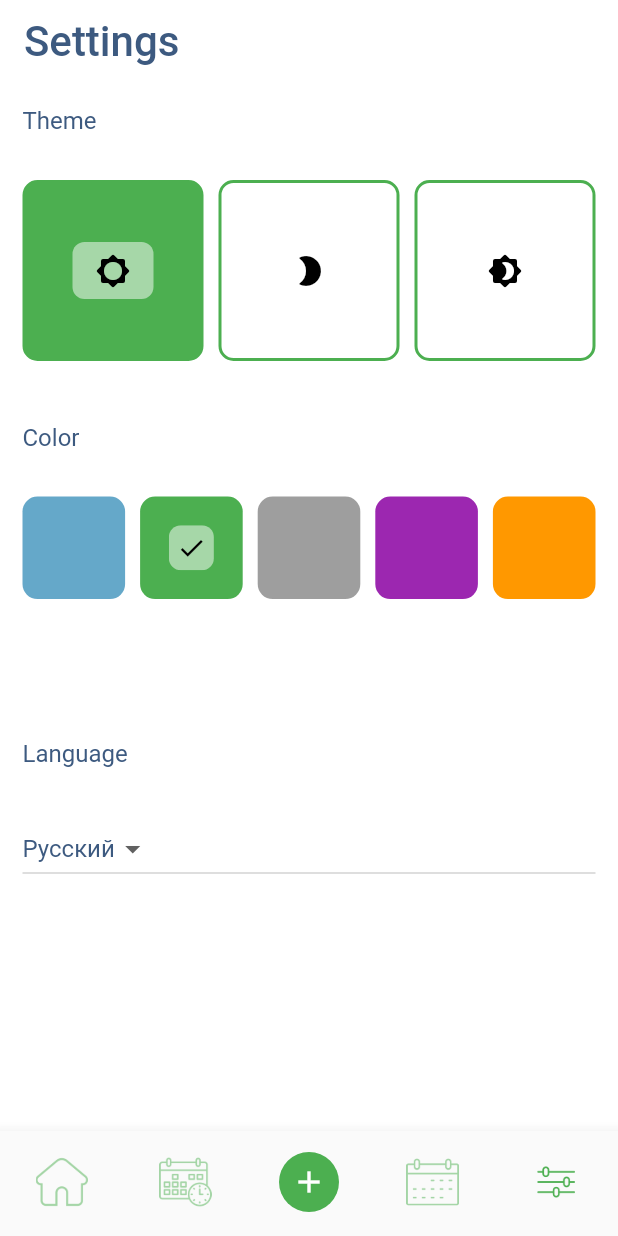
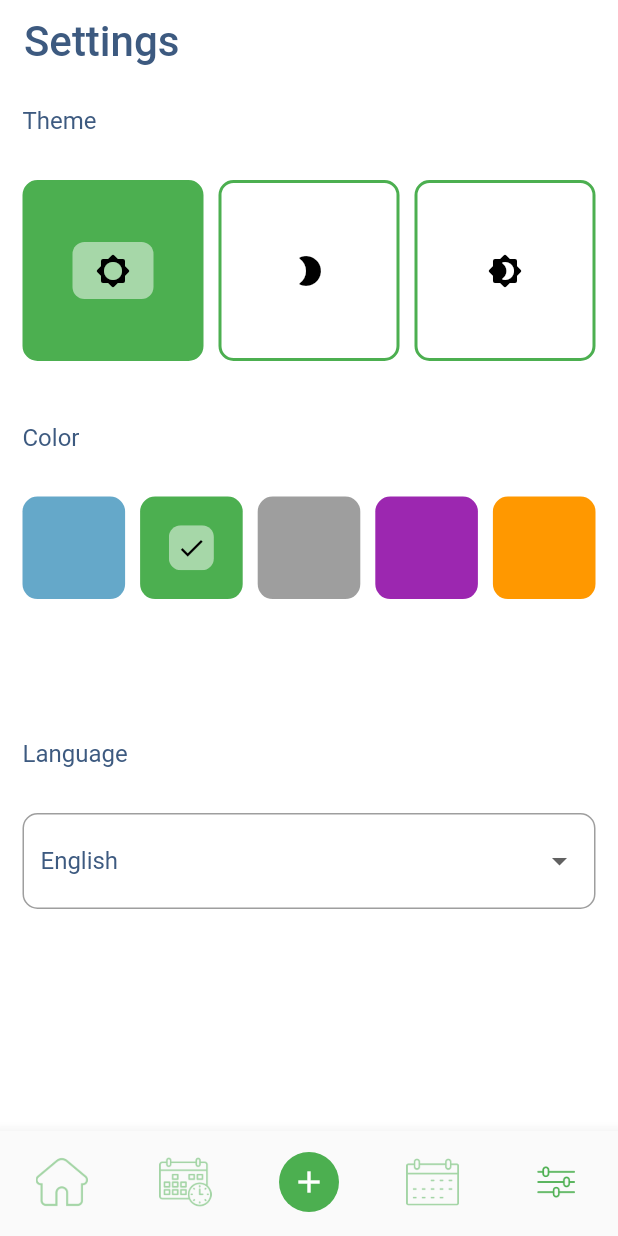
Before and after one commit to MiksaMalaksa/Practise-project, a Flutter app: the screen it shows after launch, item 5 of the bottom bar chosen, after a tap on the "check" icon, on a phone screen of 412 x 824 dp. Run offline on Flutter 3.47's test engine with Material 2 defaults, Android fonts, the phone set to English and light mode, and no system bars; our stand-ins replace bloc, dartz, equatable, flutter_bloc, flutter_local_notifications, fluttertoast and 5 more; accounts and stored records are empty; Roboto replaces fonts that are missing (Nunito); statements that could not run were skipped.

Commit message:
Add notifications

```diff
--- /dev/null
+++ b/dead_notes/lib/features/Deadline/util/local_notice_service.dart
@@ -0,0 +1,58 @@
+import 'package:flutter/material.dart';
+import 'package:flutter_local_notifications/flutter_local_notifications.dart';
+import 'package:timezone/timezone.dart' as tz;
+import 'package:timezone/data/latest.dart' as tzData;
+
+class LocalNoticeService {
+  final _localNotificationsPlugin = FlutterLocalNotificationsPlugin();
+
+  Future<void> setup() async {
+    // #1
+    const androidSetting = AndroidInitializationSettings('@mipmap/ic_launcher');
+
+    // #2
+    const initSettings =
+    InitializationSettings(android: androidSetting);
+
+    // #3
+    await _localNotificationsPlugin.initialize(initSettings).then((_) {
+      debugPrint('setupPlugin: setup success');
+    }).catchError((Object error) {
+      debugPrint('Error: $error');
+    });
+  }
+
+  Future<void> addNotification({
+    required String title,
+    required String body,
+    required int endTime,
+    required String channel,
+  }) async {
+    // #1
+    tzData.initializeTimeZones();
+    final scheduleTime =
+    tz.TZDateTime.fromMillisecondsSinceEpoch(tz.local, endTime);
+
+    // #2
+    final androidDetail = AndroidNotificationDetails(
+        channel, // channel Id
+        channel  // channel Name
+    );
+
+    final noticeDetail = NotificationDetails(
+      android: androidDetail,
+    );
+    NotificationDetails(android: AndroidNotificationDetails(channel, channel, icon: '@mipmap/ic_launcher', importance: Importance.high,));
+    // #3
+    final id = 0;
+    // #4
+    await _localNotificationsPlugin.show(
+      id,
+      title,
+      body,
+      noticeDetail,
+    );
+  }
+
+
+}
--- a/dead_notes/lib/features/Settings/presentation/view/settings_page.dart
+++ b/dead_notes/lib/features/Settings/presentation/view/settings_page.dart
@@ -1,6 +1,8 @@
 import 'package:dead_notes/features/Settings/presentation/bloc/settings_bloc.dart';
 import 'package:dead_notes/features/Settings/presentation/view/widgets/primary_color_switcher.dart';
 import 'package:dead_notes/features/Settings/presentation/view/widgets/theme_switcher.dart';
+import 'package:dead_notes/features/Settings/utils/shared_preferences_utils.dart';
+import 'package:dead_notes/features/injection.dart';
 import 'package:dead_notes/localization/app_localization_constants.dart';
 import 'package:dead_notes/main.dart';
 import 'package:dead_notes/widgets/widgets.dart';
@@ -22,6 +24,16 @@ class SettingsPageState extends State<SettingsPage> {
     'English',
     'Русский',
   ];
+
+  @override
+  void initState() {
+    super.initState();
+    WidgetsBinding.instance?.addPostFrameCallback((_) {
+      sl.get<SharedPreferencesUtils>().getLang().then((value) {
+        setState(() => dropdownvalue = (value == 'en') ? items[0] : items[1]);
+      });
+    });
+  }
 
   @override
   Widget build(BuildContext context) {
@@ -56,7 +68,17 @@ class SettingsPageState extends State<SettingsPage> {
                 ),
                 Padding(
                   padding: const EdgeInsets.all(15.0),
-                  child: DropdownButton(
+                  child: DropdownButtonFormField(
+                    decoration: InputDecoration(
+                      border: const OutlineInputBorder(
+                        borderRadius: BorderRadius.all(
+                          Radius.circular(10.0),
+                        ),
+                      ),
+                      hintStyle: const TextStyle(color: Colors.white),
+                      hintText: dropdownvalue ?? ((NoteApp.of(context)?.locale.countryCode == 'en') ? items[0] : items[1]),
+                      fillColor: Theme.of(context).primaryColor,
+                    ),
                     value: dropdownvalue ?? ((NoteApp.of(context)?.locale.countryCode == 'en') ? items[0] : items[1]),
                     items: items.map((String items) {
                       return DropdownMenuItem(
@@ -68,6 +90,7 @@ class SettingsPageState extends State<SettingsPage> {
                       setState(() {
                         dropdownvalue = newValue!;
                         NoteApp.of(context)?.setLocale(Locale.fromSubtags(languageCode: dropdownvalue == items[0] ? 'en' : 'ru'));
+                        sl.get<SharedPreferencesUtils>().addLang(dropdownvalue == items[0] ? 'en' : 'ru');
                       });
                     },
                   ),
--- /dev/null
+++ b/dead_notes/lib/features/Settings/utils/shared_preferences_utils.dart
@@ -0,0 +1,23 @@
+import 'package:shared_preferences/shared_preferences.dart';
+
+class SharedPreferencesUtils {
+  Future<void> addLang(String locale) async {
+    final SharedPreferences prefs = await SharedPreferences.getInstance();
+    await prefs.setString('lang', locale);
+  }
+
+  Future<void> addColor(String color) async {
+    final SharedPreferences prefs = await SharedPreferences.getInstance();
+    await prefs.setString('color', color);
+  }
+
+  Future<String> getLang() async {
+    final SharedPreferences prefs = await SharedPreferences.getInstance();
+    return prefs.getString('lang') ?? 'en';
+  }
+
+  Future<String> getColor() async {
+    final SharedPreferences prefs = await SharedPreferences.getInstance();
+    return prefs.getString('color') ?? '';
+  }
+}
--- a/dead_notes/lib/features/injection.dart
+++ b/dead_notes/lib/features/injection.dart
@@ -7,6 +7,8 @@ import 'package:dead_notes/features/Deadline/domain/usecases/edit_deadline.dart'
 import 'package:dead_notes/features/Deadline/domain/usecases/get_deadlines.dart';
 import 'package:dead_notes/features/Deadline/presentation/blocs/deadline_bloc.dart';
 import 'package:dead_notes/features/Deadline/util/input_deadline_validator.dart';
+import 'package:dead_notes/features/Deadline/util/local_notice_service.dart';
+import 'package:dead_notes/features/Settings/utils/shared_preferences_utils.dart';
 import 'package:get_it/get_it.dart';
 import 'package:hive_flutter/hive_flutter.dart';
 import 'package:dead_notes/features/Note/config/box_setup.dart';
@@ -31,7 +33,8 @@ Future<void> init() async {
   // Utils
   sl.registerSingleton(InputValidator());
   sl.registerSingleton(InputDeadlineValidator());
-
+  sl.registerSingleton(LocalNoticeService());
+  sl.registerSingleton(SharedPreferencesUtils());
   // * EXTERNAL
   // Hive
   await Hive.initFlutter();
--- a/dead_notes/lib/main.dart
+++ b/dead_notes/lib/main.dart
@@ -1,4 +1,6 @@
 import 'package:dead_notes/features/Deadline/presentation/blocs/deadline_bloc.dart';
+import 'package:dead_notes/features/Deadline/util/local_notice_service.dart';
+import 'package:dead_notes/features/Settings/utils/shared_preferences_utils.dart';
 import 'package:dead_notes/localization/app_localization.dart';
 import 'package:dead_notes/manager_page.dart';
 import 'package:dead_notes/theme/app_colors.dart';
@@ -7,11 +9,15 @@ import 'package:dead_notes/theme/app_theme_provider.dart';
 import 'package:flutter/material.dart';
 import 'package:flutter_bloc/flutter_bloc.dart';
 import 'package:flutter_localizations/flutter_localizations.dart';
+import 'package:permission_handler/permission_handler.dart';
 import 'package:provider/provider.dart';
 import 'features/injection.dart';
 
 void main() async {
   await init();
+  WidgetsFlutterBinding.ensureInitialized();
+  await sl.get<LocalNoticeService>().setup();
+  PermissionStatus status = await Permission.notification.request();
   runApp(const NoteApp());
 }
 
@@ -36,6 +42,11 @@ class NoteAppState extends State<NoteApp> {
   @override
   void initState() {
     super.initState();
+    WidgetsBinding.instance?.addPostFrameCallback((_) {
+      sl.get<SharedPreferencesUtils>().getLang().then((value) {
+        setState(() => locale = Locale(value));
+      });
+    });
   }
 
   @override
--- a/dead_notes/lib/manager_page.dart
+++ b/dead_notes/lib/manager_page.dart
@@ -1,10 +1,16 @@
+import 'package:dead_notes/core/usecases/no_params.dart';
+import 'package:dead_notes/features/Deadline/presentation/blocs/deadline_bloc.dart';
 import 'package:dead_notes/features/Deadline/presentation/view/deadline_list_page.dart';
+import 'package:dead_notes/features/Deadline/util/local_notice_service.dart';
 import 'package:dead_notes/features/Home/presentation/view/home_page.dart';
 import 'package:dead_notes/features/Note/presentation/view/note_list_page.dart';
 import 'package:dead_notes/features/Settings/presentation/view/settings_page.dart';
+import 'package:dead_notes/features/injection.dart';
 import 'package:dead_notes/selector_page.dart';
 import 'package:dead_notes/widgets/widgets.dart';
 import 'package:flutter/material.dart';
+import 'package:intl/intl.dart';
+import 'package:permission_handler/permission_handler.dart';
 
 class ManagerPage extends StatefulWidget {
   const ManagerPage({super.key});
@@ -30,6 +36,30 @@ class _ManagerPageState extends State<ManagerPage> {
   void switchIndex(int newIndex) {
     setState(() {
       _currentIndex = newIndex;
+    });
+  }
+
+  @override
+  void initState() {
+    super.initState();
+    sl.get<DeadlineBloc>().getDeadlines(NoParams()).then((value) async {
+      value.fold(
+            (_) => {},
+            (deadlines) async {
+              for (int i = 0; i < deadlines.length; i++) {
+                if (deadlines[i].deadlineTime.difference(DateTime.now()).inHours.abs() <= 24) {
+                  await sl.get<LocalNoticeService>().addNotification(
+                    title: 'Deadline coming soon!',
+                    body: '${deadlines[i].title}\n${DateFormat.yMMMd().format(deadlines[i].deadlineTime)}',
+                    endTime: DateTime.now().add(const Duration(hours: 3, seconds: 20)).millisecondsSinceEpoch,
+                    channel: 'deadlines',
+                  );
+                  Future.delayed(const Duration(minutes: 2));
+                }
+              }
+
+            },
+      );
     });
   }
 
--- a/dead_notes/pubspec.yaml
+++ b/dead_notes/pubspec.yaml
@@ -44,6 +44,10 @@ dependencies:
   uuid: ^3.0.7
   floating_bottom_bar: ^0.0.2
   fluttertoast: ^8.0.8
+  flutter_local_notifications: ^14.1.0
+  timezone: ^0.9.2
+  permission_handler: ^10.2.0
+  shared_preferences: ^2.1.1
 
 
   # The following adds the Cupertino Icons font to your application.
```
Also changed, not shown: 5 other files.
